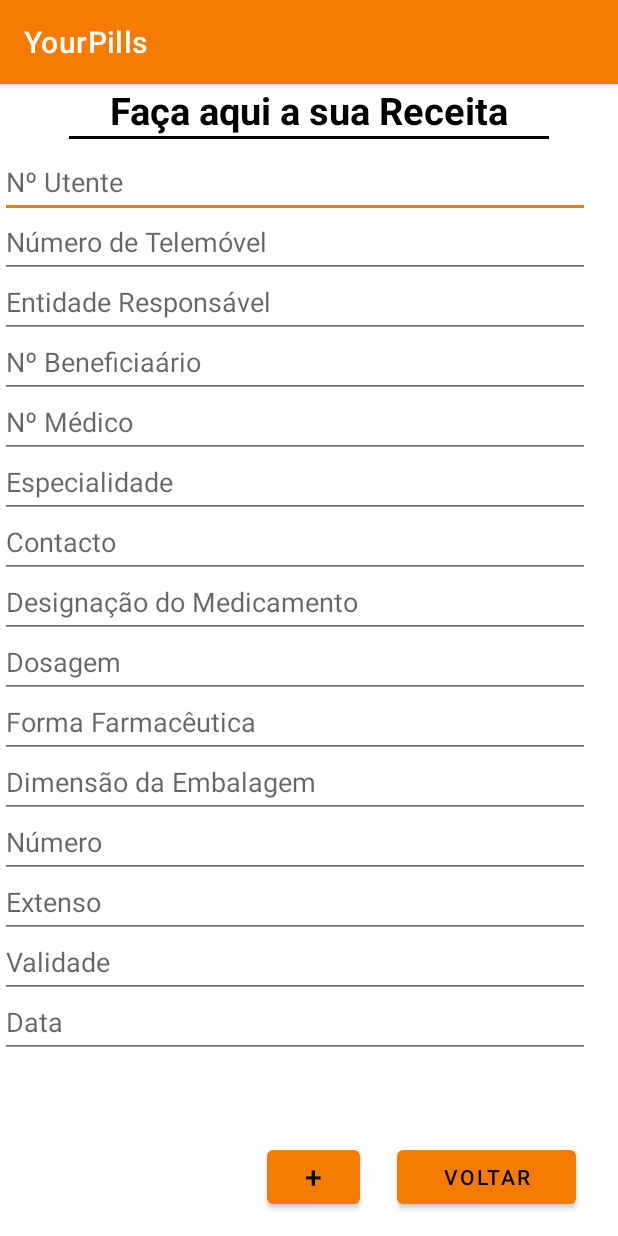
After one commit to CheCheXD/YourPills, an Android app: the AdicionarRecActivity screen opened directly, with no data from a screen before it, on a phone screen of 412 x 824 dp. The commit adds this screen. Run offline under Robolectric (Android 15) with nearby library versions, the phone set to English and light mode, and no system bars.

Commit message:
twelfth commit

```diff
--- /dev/null
+++ b/app/src/main/java/com/example/yourpills/AdicionarRecActivity.java
@@ -0,0 +1,42 @@
+package com.example.yourpills;
+
+import static com.example.yourpills.R.id.item4;
+import static com.example.yourpills.R.id.voltar;
+
+import androidx.annotation.NonNull;
+import androidx.appcompat.app.AppCompatActivity;
+
+import android.annotation.SuppressLint;
+import android.content.Intent;
+import android.database.sqlite.SQLiteDatabase;
+import android.os.Bundle;
+import android.view.Menu;
+import android.view.MenuInflater;
+import android.view.MenuItem;
+import android.view.View;
+import android.widget.Button;
+import android.widget.CalendarView;
+
+import com.google.android.material.bottomnavigation.BottomNavigationView;
+
+public class AdicionarRecActivity extends AppCompatActivity {
+
+    private Button voltar3 , inserir1;
+    @Override
+    protected void onCreate(Bundle savedInstanceState) {
+        super.onCreate(savedInstanceState);
+        setContentView(R.layout.activity_adicionar_rec);
+
+        voltar3 = findViewById(R.id.voltar3);
+        inserir1 = findViewById(R.id.inserir1);
+
+
+        voltar3.setOnClickListener(new View.OnClickListener() {
+            @Override
+            public void onClick(View view) {
+                Intent intent = new Intent(getApplicationContext(), ReceitasActivity.class);
+                startActivity(intent);
+            }
+        });
+    }
+}
--- /dev/null
+++ b/app/src/main/res/layout/activity_adicionar_rec.xml
@@ -0,0 +1,233 @@
+<?xml version="1.0" encoding="utf-8"?>
+<androidx.constraintlayout.widget.ConstraintLayout xmlns:android="http://schemas.android.com/apk/res/android"
+    xmlns:app="http://schemas.android.com/apk/res-auto"
+    xmlns:tools="http://schemas.android.com/tools"
+    android:layout_width="match_parent"
+    android:layout_height="match_parent"
+    tools:context=".AdicionarRecActivity">
+
+    <TextView
+        android:id="@+id/textView3"
+        android:layout_width="match_parent"
+        android:layout_height="wrap_content"
+        android:gravity="center_horizontal"
+        android:text="Faça aqui a sua Receita"
+        android:textColor="@color/black"
+        android:textSize="25sp"
+        android:textStyle="bold"
+        tools:ignore="MissingConstraints"
+        tools:layout_editor_absoluteX="0dp"
+        tools:layout_editor_absoluteY="16dp" />
+
+    <View
+        android:id="@+id/view4"
+        android:layout_width="320dp"
+        android:layout_height="2dp"
+        android:layout_gravity="center"
+        android:layout_marginStart="46dp"
+        android:layout_marginEnd="46dp"
+        android:background="@color/black"
+        app:layout_constraintEnd_toEndOf="parent"
+        app:layout_constraintHorizontal_bias="1.0"
+        app:layout_constraintStart_toStartOf="parent"
+        app:layout_constraintTop_toBottomOf="@+id/textView3"
+        tools:ignore="MissingConstraints" />
+
+    <EditText
+        android:id="@+id/n_utente"
+        android:layout_width="393dp"
+        android:layout_height="47dp"
+        android:layout_marginTop="5dp"
+        android:hint="Nº Utente"
+        android:minHeight="48dp"
+        app:layout_constraintTop_toBottomOf="@+id/view4"
+        tools:layout_editor_absoluteX="8dp"
+        tools:ignore="MissingConstraints" />
+
+    <EditText
+        android:id="@+id/telemovel1"
+        android:layout_width="393dp"
+        android:layout_height="47dp"
+        android:layout_marginTop="45dp"
+        android:hint="Número de Telemóvel"
+        android:minHeight="48dp"
+        app:layout_constraintTop_toBottomOf="@+id/view4"
+        tools:ignore="MissingConstraints"
+        tools:layout_editor_absoluteX="8dp" />
+
+    <EditText
+        android:id="@+id/entidade_responsavel"
+        android:layout_width="393dp"
+        android:layout_height="47dp"
+        android:layout_marginTop="85dp"
+        android:hint="Entidade Responsável"
+        android:minHeight="48dp"
+        app:layout_constraintTop_toBottomOf="@+id/view4"
+        tools:ignore="MissingConstraints"
+        tools:layout_editor_absoluteX="8dp" />
+
+
+    <EditText
+        android:id="@+id/n_beneficiario"
+        android:layout_width="393dp"
+        android:layout_height="47dp"
+        android:layout_marginTop="125dp"
+        android:hint="Nº Beneficiaário"
+        android:minHeight="48dp"
+        app:layout_constraintTop_toBottomOf="@+id/view4"
+        tools:ignore="MissingConstraints"
+        tools:layout_editor_absoluteX="8dp" />
+
+
+    <EditText
+        android:id="@+id/n_medico"
+        android:layout_width="393dp"
+        android:layout_height="47dp"
+        android:layout_marginTop="165dp"
+        android:ems="10"
+        android:hint="Nº Médico"
+        app:layout_constraintTop_toBottomOf="@+id/view4"
+        tools:ignore="MissingConstraints"
+        tools:layout_editor_absoluteX="8dp" />
+
+    <EditText
+        android:id="@+id/especialidade"
+        android:layout_width="393dp"
+        android:layout_height="47dp"
+        android:layout_marginTop="205dp"
+        android:ems="10"
+        android:hint="Especialidade"
+        app:layout_constraintTop_toBottomOf="@+id/view4"
+        tools:ignore="MissingConstraints"
+        tools:layout_editor_absoluteX="8dp" />
+
+
+    <EditText
+        android:id="@+id/contacto"
+        android:layout_width="393dp"
+        android:layout_height="47dp"
+        android:layout_marginTop="245dp"
+        android:ems="10"
+        android:hint="Contacto"
+        app:layout_constraintTop_toBottomOf="@+id/view4"
+        tools:ignore="MissingConstraints"
+        tools:layout_editor_absoluteX="8dp" />
+
+    <EditText
+        android:id="@+id/des_medicamento"
+        android:layout_width="393dp"
+        android:layout_height="47dp"
+        android:layout_marginTop="285dp"
+        android:ems="10"
+        android:hint="Designação do Medicamento"
+        app:layout_constraintTop_toBottomOf="@+id/view4"
+        tools:ignore="MissingConstraints"
+        tools:layout_editor_absoluteX="8dp" />
+
+    <EditText
+        android:id="@+id/dosagem"
+        android:layout_width="393dp"
+        android:layout_height="47dp"
+        android:layout_marginTop="325dp"
+        android:ems="10"
+        android:hint="Dosagem"
+        app:layout_constraintTop_toBottomOf="@+id/view4"
+        tools:ignore="MissingConstraints"
+        tools:layout_editor_absoluteX="8dp" />
+
+    <EditText
+        android:id="@+id/forma_farmaceutica"
+        android:layout_width="393dp"
+        android:layout_height="47dp"
+        android:layout_marginTop="365dp"
+        android:ems="10"
+        android:hint="Forma Farmacêutica"
+        app:layout_constraintTop_toBottomOf="@+id/view4"
+        tools:ignore="MissingConstraints"
+        tools:layout_editor_absoluteX="8dp" />
+
+    <EditText
+        android:id="@+id/dimensao_embalagem"
+        android:layout_width="393dp"
+        android:layout_height="47dp"
+        android:layout_marginTop="405dp"
+        android:ems="10"
+        android:hint="Dimensão da Embalagem"
+        app:layout_constraintTop_toBottomOf="@+id/view4"
+        tools:ignore="MissingConstraints"
+        tools:layout_editor_absoluteX="8dp" />
+
+    <EditText
+        android:id="@+id/numero"
+        android:layout_width="393dp"
+        android:layout_height="47dp"
+        android:layout_marginTop="445dp"
+        android:ems="10"
+        android:hint="Número"
+        app:layout_constraintTop_toBottomOf="@+id/view4"
+        tools:ignore="MissingConstraints"
+        tools:layout_editor_absoluteX="8dp" />
+
+    <EditText
+        android:id="@+id/Extenso"
+        android:layout_width="393dp"
+        android:layout_height="47dp"
+        android:layout_marginTop="485dp"
+        android:ems="10"
+        android:hint="Extenso"
+        app:layout_constraintTop_toBottomOf="@+id/view4"
+        tools:ignore="MissingConstraints"
+        tools:layout_editor_absoluteX="8dp" />
+
+    <EditText
+        android:id="@+id/validade"
+        android:layout_width="393dp"
+        android:layout_height="47dp"
+        android:layout_marginTop="525dp"
+        android:ems="10"
+        android:hint="Validade"
+        app:layout_constraintTop_toBottomOf="@+id/view4"
+        tools:ignore="MissingConstraints"
+        tools:layout_editor_absoluteX="8dp" />
+
+    <EditText
+        android:id="@+id/data"
+        android:layout_width="393dp"
+        android:layout_height="47dp"
+        android:layout_marginTop="565dp"
+        android:ems="10"
+        android:hint="Data"
+        android:inputType="date"
+        app:layout_constraintTop_toBottomOf="@+id/view4"
+        tools:ignore="MissingConstraints"
+        tools:layout_editor_absoluteX="8dp" />
+
+    <Button
+        android:id="@+id/inserir1"
+        android:layout_width="62dp"
+        android:layout_height="48dp"
+        android:layout_marginEnd="172dp"
+        android:layout_marginBottom="15dp"
+        android:text="+"
+        android:textColor="@color/black"
+        android:textSize="20dp"
+        app:iconTint="#FFFFFF"
+        app:layout_constraintBottom_toBottomOf="parent"
+        app:layout_constraintEnd_toEndOf="parent"
+        tools:ignore="MissingConstraints" />
+
+    <Button
+        android:id="@+id/voltar3"
+        android:layout_width="119dp"
+        android:layout_height="48dp"
+        android:layout_marginEnd="28dp"
+        android:layout_marginBottom="15dp"
+        android:text="voltar"
+        android:textColor="@color/black"
+        app:iconTint="#FFFFFF"
+        app:layout_constraintBottom_toBottomOf="parent"
+        app:layout_constraintEnd_toEndOf="parent"
+        app:layout_constraintVertical_bias="1.0"
+        tools:ignore="MissingConstraints" />
+
+</androidx.constraintlayout.widget.ConstraintLayout>
```
Also changed, not shown: app/src/main/AndroidManifest.xml (+7 -0 lines), app/src/main/java/com/example/yourpills/CustomAdapter.java (added, +31 -0 lines), app/src/main/java/com/example/yourpills/MainActivity.java (+9 -0 lines), app/src/main/res/layout/my_recyclerview.xml (added, +111 -0 lines).
